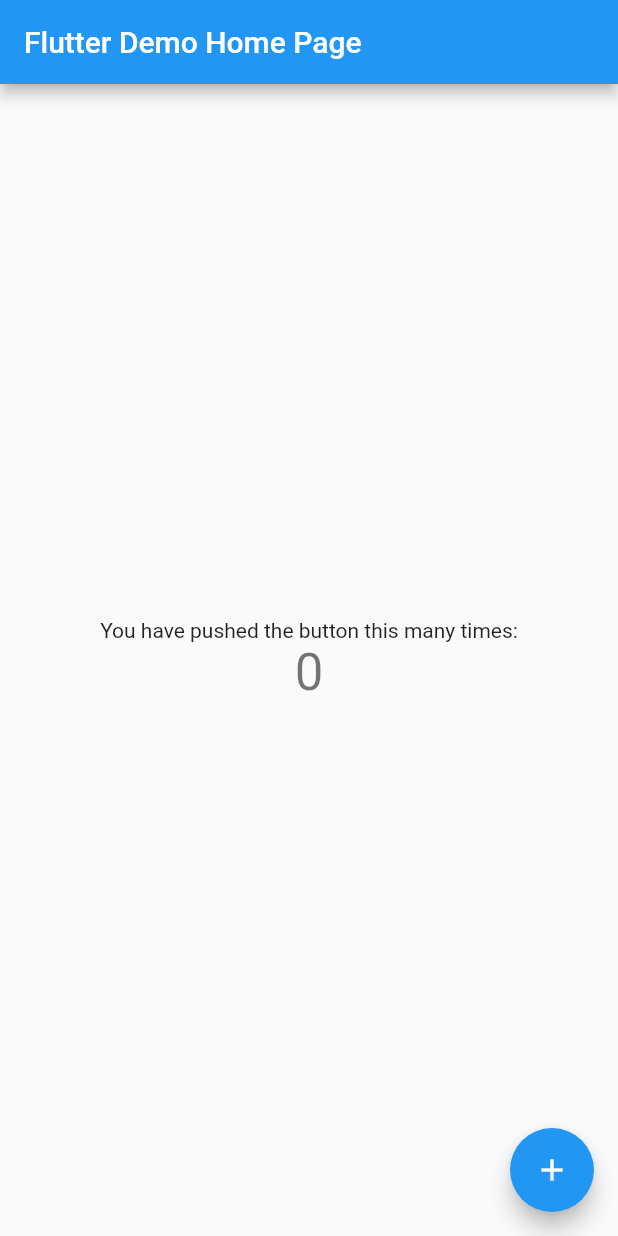
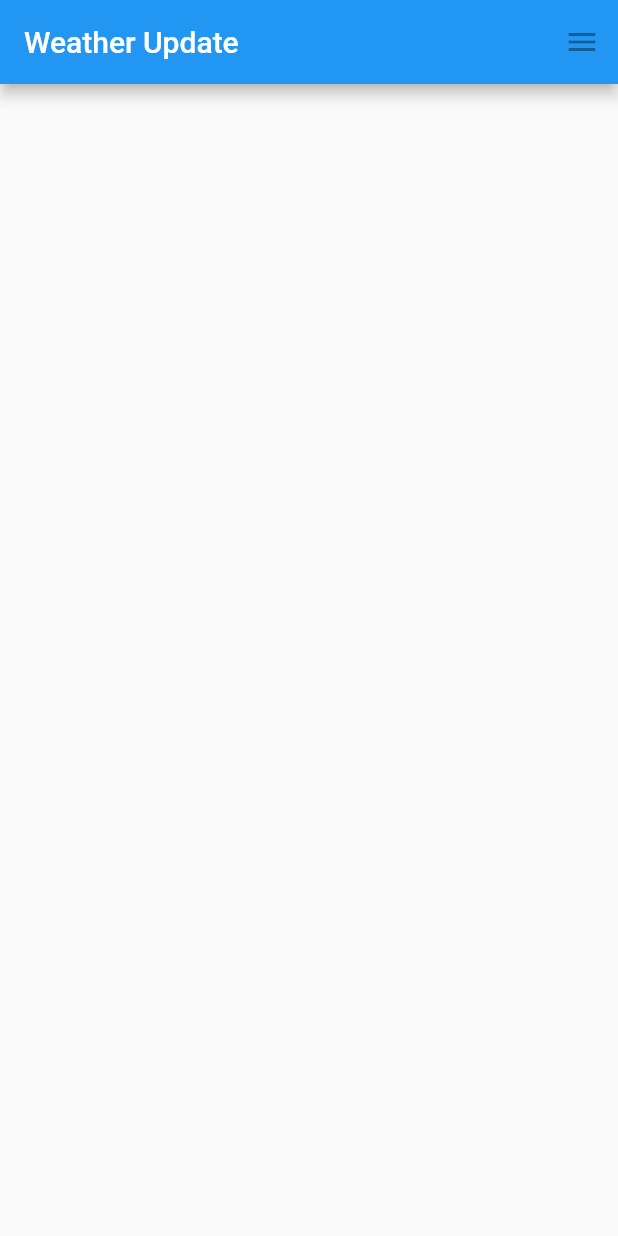
Before and after one commit to robin3317/Flutter_Weather_App, a Flutter app: the screen it shows after launch, on a phone screen of 412 x 824 dp. Run offline on Flutter 3.47's test engine with Material 2 defaults, Android fonts, the phone set to English and light mode, and no system bars.

Commit message:
Setup everything from scratch

```diff
--- a/lib/main.dart
+++ b/lib/main.dart
@@ -1,109 +1,12 @@
 import 'package:flutter/material.dart';
+import './ui/weather.dart';
 
-void main() => runApp(new MyApp());
-
-class MyApp extends StatelessWidget {
-  // This widget is the root of your application.
-  @override
-  Widget build(BuildContext context) {
-    return new MaterialApp(
-      title: 'Flutter Demo',
-      theme: new ThemeData(
-        // This is the theme of your application.
-        //
-        // Try running your application with "flutter run". You'll see the
-        // application has a blue toolbar. Then, without quitting the app, try
-        // changing the primarySwatch below to Colors.green and then invoke
-        // "hot reload" (press "r" in the console where you ran "flutter run",
-        // or press Run > Flutter Hot Reload in IntelliJ). Notice that the
-        // counter didn't reset back to zero; the application is not restarted.
-        primarySwatch: Colors.blue,
-      ),
-      home: new MyHomePage(title: 'Flutter Demo Home Page'),
-    );
-  }
+void main() {
+  runApp(
+    new MaterialApp(
+      title: "Weather Update",
+      home: new WeatherUpdate(),
+      debugShowCheckedModeBanner: false,
+    )
+  );
 }
-
-class MyHomePage extends StatefulWidget {
-  MyHomePage({Key key, this.title}) : super(key: key);
-
-  // This widget is the home page of your application. It is stateful, meaning
-  // that it has a State object (defined below) that contains fields that affect
-  // how it looks.
-
-  // This class is the configuration for the state. It holds the values (in this
-  // case the title) provided by the parent (in this case the App widget) and
-  // used by the build method of the State. Fields in a Widget subclass are
-  // always marked "final".
-
-  final String title;
-
-  @override
-  _MyHomePageState createState() => new _MyHomePageState();
-}
-
-class _MyHomePageState extends State<MyHomePage> {
-  int _counter = 0;
-
-  void _incrementCounter() {
-    setState(() {
-      // This call to setState tells the Flutter framework that something has
-      // changed in this State, which causes it to rerun the build method below
-      // so that the display can reflect the updated values. If we changed
-      // _counter without calling setState(), then the build method would not be
-      // called again, and so nothing would appear to happen.
-      _counter++;
-    });
-  }
-
-  @override
-  Widget build(BuildContext context) {
-    // This method is rerun every time setState is called, for instance as done
-    // by the _incrementCounter method above.
-    //
-    // The Flutter framework has been optimized to make rerunning build methods
-    // fast, so that you can just rebuild anything that needs updating rather
-    // than having to individually change instances of widgets.
-    return new Scaffold(
-      appBar: new AppBar(
-        // Here we take the value from the MyHomePage object that was created by
-        // the App.build method, and use it to set our appbar title.
-        title: new Text(widget.title),
-      ),
-      body: new Center(
-        // Center is a layout widget. It takes a single child and positions it
-        // in the middle of the parent.
-        child: new Column(
-          // Column is also layout widget. It takes a list of children and
-          // arranges them vertically. By default, it sizes itself to fit its
-          // children horizontally, and tries to be as tall as its parent.
-          //
-          // Invoke "debug paint" (press "p" in the console where you ran
-          // "flutter run", or select "Toggle Debug Paint" from the Flutter tool
-          // window in IntelliJ) to see the wireframe for each widget.
-          //
-          // Column has various properties to control how it sizes itself and
-          // how it positions its children. Here we use mainAxisAlignment to
-          // center the children vertically; the main axis here is the vertical
-          // axis because Columns are vertical (the cross axis would be
-          // horizontal).
-          mainAxisAlignment: MainAxisAlignment.center,
-          children: <Widget>[
-            new Text(
-              'You have pushed the button this many times:',
-            ),
-            new Text(
-              '$_counter',
-              style: Theme.of(context).textTheme.display1,
-            ),
-          ],
-        ),
-      ),
-      floatingActionButton: new FloatingActionButton(
-        onPressed: _incrementCounter,
-        tooltip: 'Increment',
-        child: new Icon(Icons.add),
-      ), // This trailing comma makes auto-formatting nicer for build methods.
-    );
-  }
-}
--- /dev/null
+++ b/lib/ui/weather.dart
@@ -0,0 +1,23 @@
+import 'package:flutter/material.dart';
+
+class WeatherUpdate extends StatefulWidget {
+  @override
+  _WeatherUpdateState createState() => _WeatherUpdateState();
+}
+
+class _WeatherUpdateState extends State<WeatherUpdate> {
+  @override
+  Widget build(BuildContext context) {
+    return new Scaffold(
+      appBar: new AppBar(
+        title: new Text("Weather Update"),
+        actions: <Widget>[
+          new IconButton(
+            icon: new Icon(Icons.menu),
+            onPressed: null,
+          )
+        ],
+      ),
+    );
+  }
+}
```
